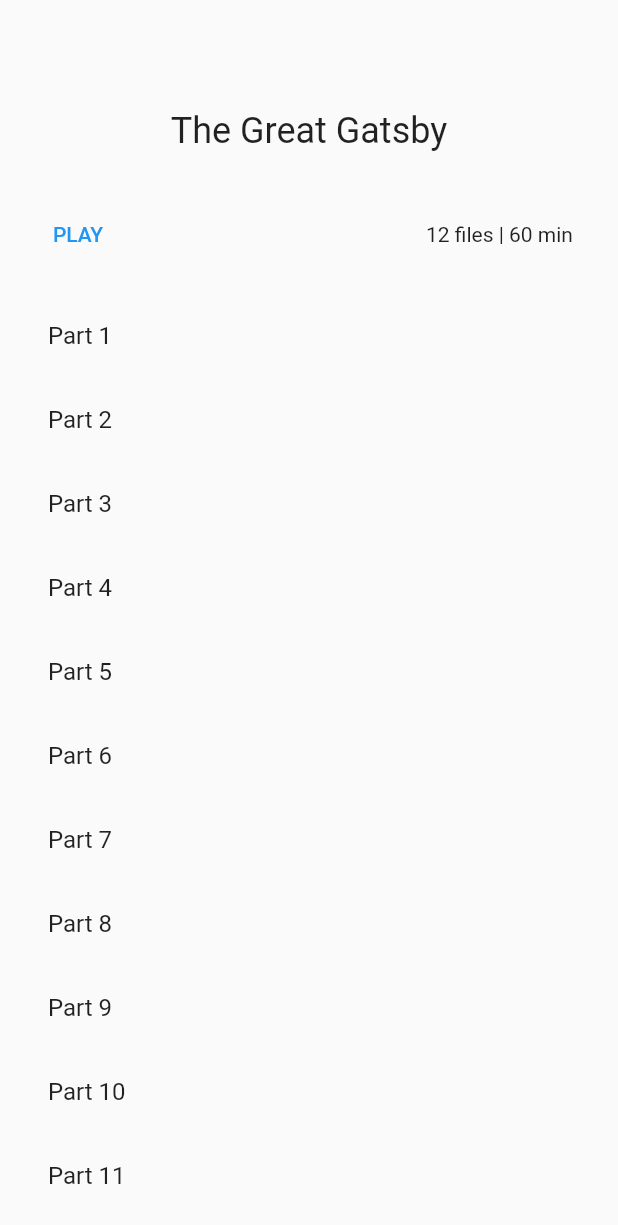
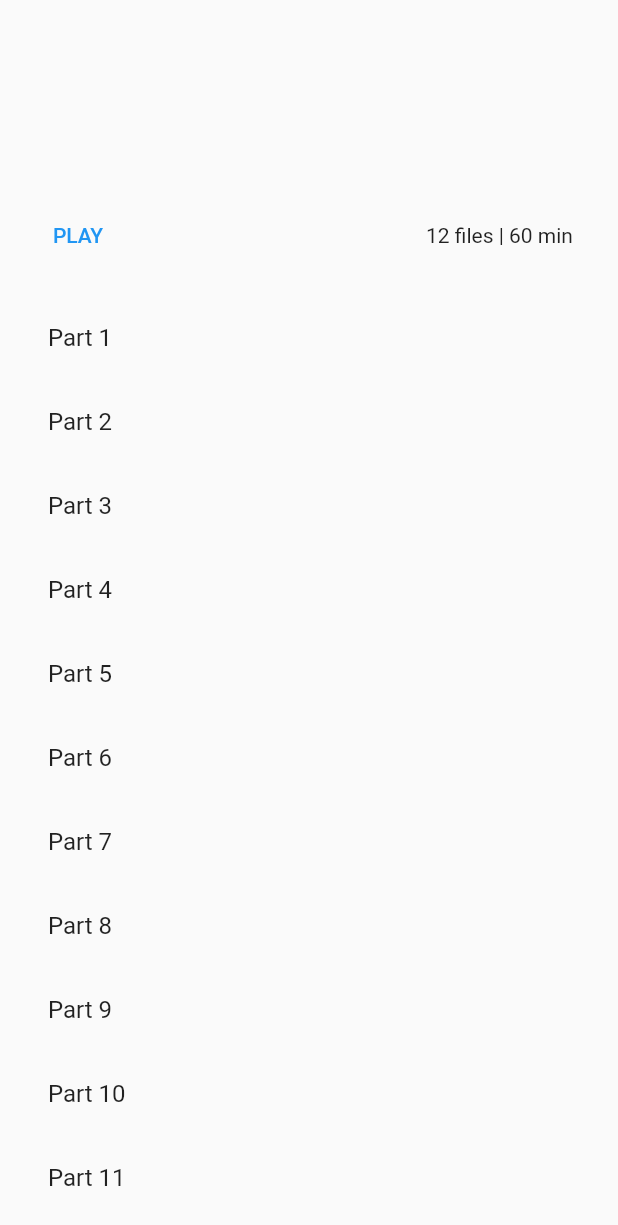
Before and after one commit to WangFreya/The_Newsies_MAS_Project, a Flutter app: the FilePlaylist screen opened directly with empty values, on a phone screen of 412 x 824 dp. Shown: the top 1225 px of the screen. Run offline on Flutter 3.47's test engine with Material 2 defaults, Android fonts, the phone set to English and light mode, and no system bars; our stand-ins replace audioplayers, just_audio, numberpicker; missing offline and left inert: flutter_number_picker, mp3_info.

Commit message:
more dynamic

```diff
--- a/lib/file_playlist.dart
+++ b/lib/file_playlist.dart
@@ -50,6 +50,7 @@
         children: <Widget>[
           PlaylistHeader(
             tracks: _tracks,
+            reading: widget.reading,
           ),
           TrackList(
             tracks: _tracks,
--- a/lib/playlist_header.dart
+++ b/lib/playlist_header.dart
@@ -6,7 +6,9 @@
 
 class PlaylistHeader extends StatefulWidget {
   final List<Track> tracks;
-  const PlaylistHeader({Key? key, required this.tracks}) : super(key: key);
+  final ReadingMat reading;
+  const PlaylistHeader({Key? key, required this.tracks, required this.reading})
+      : super(key: key);
 
   @override
   _PlaylistHeaderState createState() => _PlaylistHeaderState();
@@ -30,8 +32,8 @@
         Expanded(
             child: Column(
           children: [
-            const Text(
-              "The Great Gatsby",
+            Text(
+              widget.reading.title,
               style: TextStyle(height: 5, fontSize: 24),
             ),
             const SizedBox(height: 12.0),
```
Also changed, not shown: lib/bookrow.dart (+6 -6 lines), pubspec.lock.
